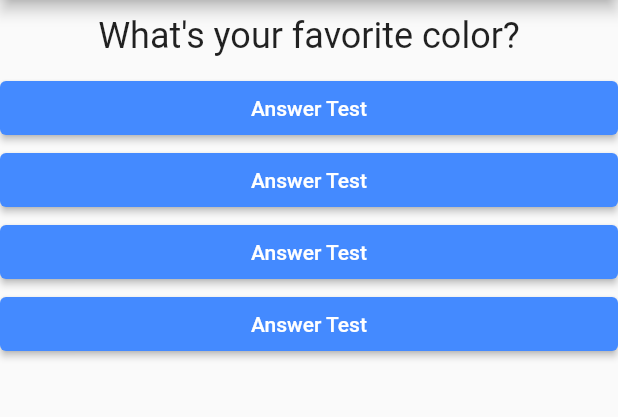
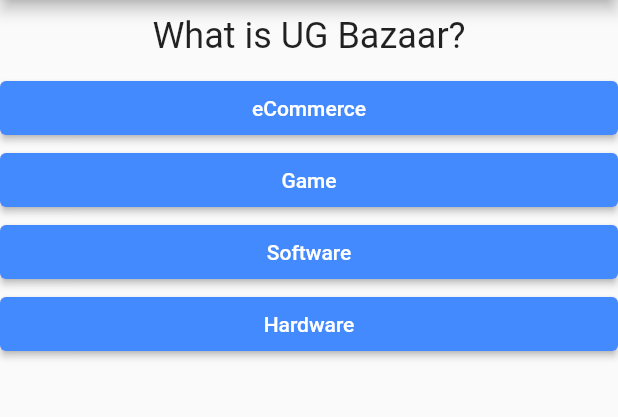
Before and after one commit to timsinakiran/quiz_app, a Flutter app: the screen it shows after launch, on a phone screen of 412 x 824 dp, the part 84-501 px from its top. Run offline on Flutter 3.47's test engine with Material 2 defaults, Android fonts, the phone set to English and light mode, and no system bars.

Commit message:
use ... to iterate answers

```diff
--- a/lib/answer.dart
+++ b/lib/answer.dart
@@ -3,15 +3,16 @@ import 'package:flutter/material.dart';
 class Answer extends StatelessWidget {
 
   final Function selectHandler;
+  final String answerText;
 
-  Answer(this.selectHandler);
+  Answer(this.selectHandler, this.answerText);
 
   @override
   Widget build(BuildContext context) {
     return Container(
       width: double.infinity,
       child: ElevatedButton(
-        child: Text('Answer Test',),
+        child: Text(answerText),
         style: ButtonStyle(
           backgroundColor: MaterialStateProperty.all(Colors.blueAccent),
           foregroundColor: MaterialStateProperty.all(Colors.white),
--- a/lib/main.dart
+++ b/lib/main.dart
@@ -26,10 +26,23 @@ class _MyAppState extends State<MyApp> {
 
   @override
   Widget build(BuildContext context) {
-    var questions = [
-      "What's your favorite color?",
-      "What's your favorite animal?",
-      "What's your favorite city?",
+    const questions = [
+      {
+        'questionText': "What is UG Bazaar?",
+        'answers': ["eCommerce", "Game", "Software", "Hardware"]
+      },
+      {
+        'questionText': "What's a better name for UG Bazaar?",
+        'answers': ["khojde", "garde", "thokde", "haande"]
+      },
+      {
+        'questionText': "Is Automobile needed?",
+        'answers': ["Yes", "No", "No Idea", "Maybe"]
+      },
+      {
+        'questionText': "Does it have Contest?",
+        'answers': ["No", "Yes"]
+      },
     ];
     return MaterialApp(
       home: Scaffold(
@@ -38,11 +51,10 @@ class _MyAppState extends State<MyApp> {
         ),
         body: Column(
           children: [
-            Question(questions[_questionIndex]),
-            Answer(_answerQuestion),
-            Answer(_answerQuestion),
-            Answer(_answerQuestion),
-            Answer(_answerQuestion),
+            Question(questions[_questionIndex]['questionText']),
+            ...(questions[_questionIndex]['answers'] as List<String>).map((e) {
+              return Answer(_answerQuestion, e);
+            }).toList()
           ],
         ),
       ),
```
